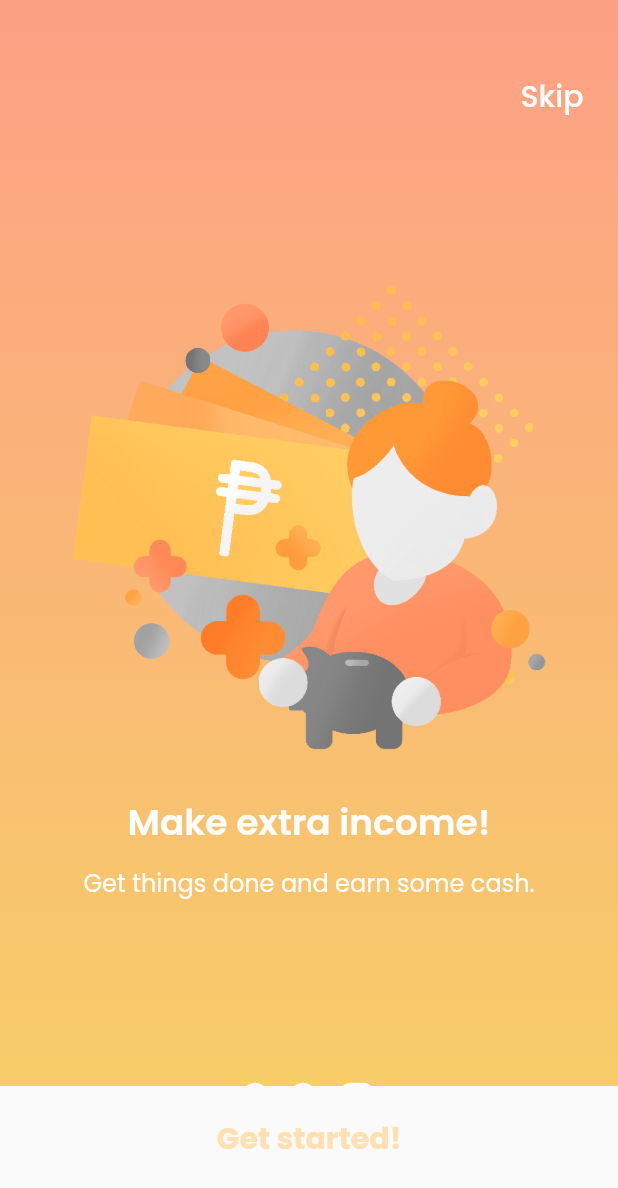
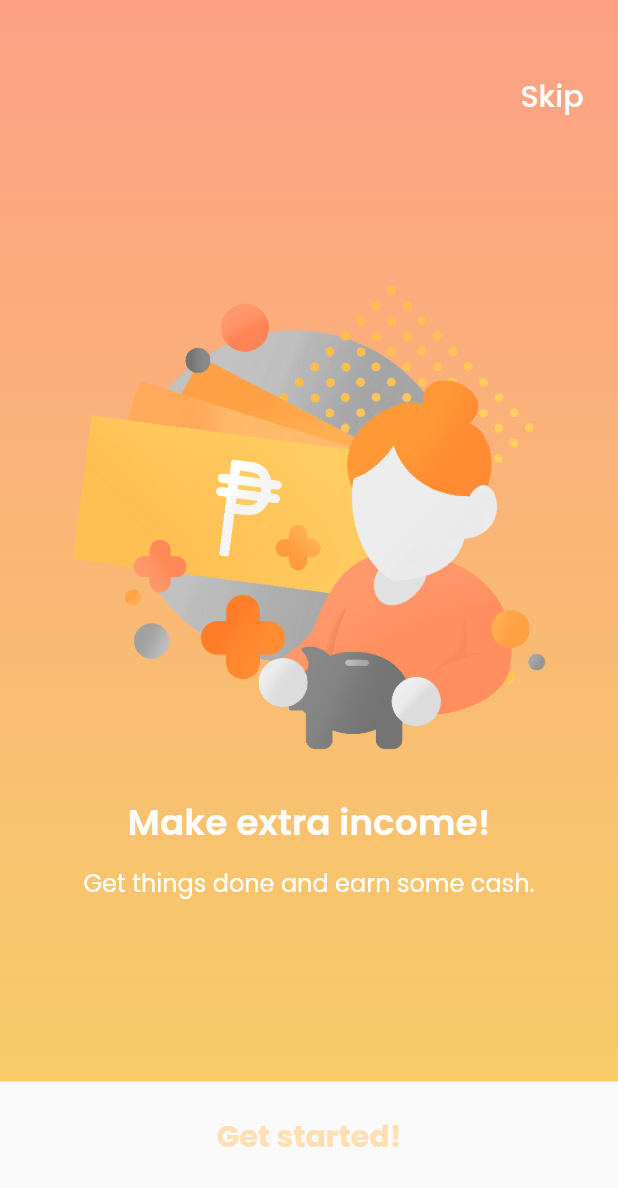
Before and after one commit to jrmgarcia/pasabay_app, a Flutter app: the screen it shows after launch, swiped to page 3, on a phone screen of 412 x 824 dp. Shown: the top 1188 px of the screen. Run offline on Flutter 3.47's test engine with Material 2 defaults, Android fonts, the phone set to English and light mode, and no system bars; our stand-ins replace cached_network_image, cloud_firestore, curved_navigation_bar, firebase_auth, firebase_storage, flutter_rating_bar and 10 more; accounts and stored records are empty.

Commit message:
Fixed Onboarding last page UI

```diff
--- a/lib/ui/views/onboarding_view.dart
+++ b/lib/ui/views/onboarding_view.dart
@@ -192,7 +192,7 @@ class _OnboardingViewState extends State<OnboardingView> {
       ),
       bottomSheet: _currentPage == _numPages - 1
           ? Container(
-              height: 100.0,
+              height: queryData.size.height/8,
               width: double.infinity,
               child: GestureDetector(
                 onTap: () => _navigationService.navigateTo(LoginViewRoute),
```
